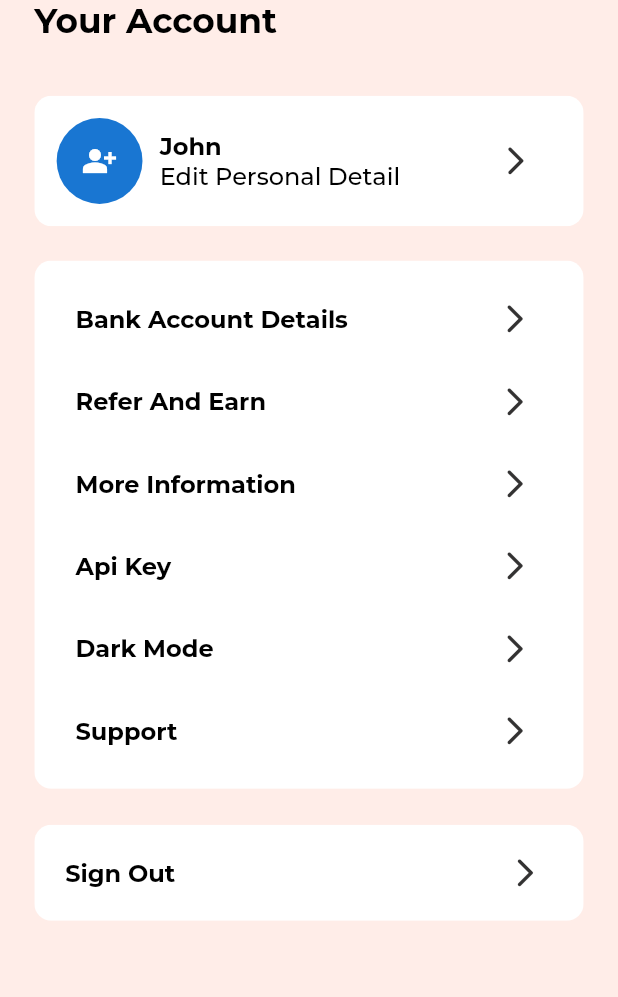
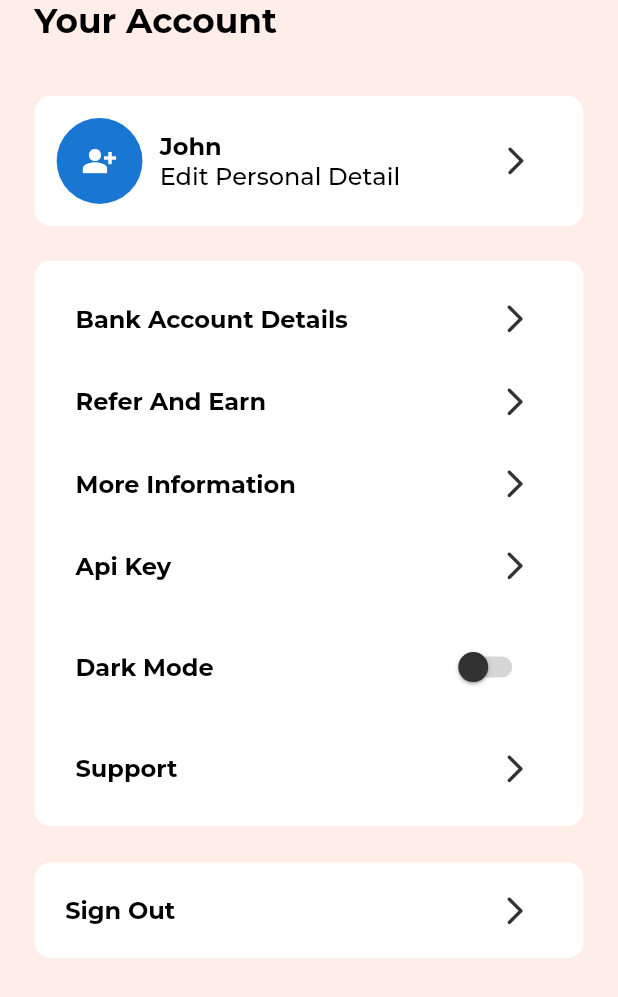
Before and after one commit to Elswag05/InstaKing, a Flutter app: the InstaProfile screen opened directly, on a phone screen of 412 x 824 dp. Shown: the top 997 px of the screen. Run offline on Flutter 3.47's test engine with Material 2 defaults, Android fonts, the phone set to English and light mode, and no system bars; drawn by our look-alikes of oktoast; our stand-ins replace dio, firebase_core, flutter_riverpod, flutter_screenutil, flutter_secure_storage, get_it and 2 more; accounts and stored records are empty; project files that could hold a hidden picture were left out.

Commit message:
ending profile UI, lol, just finished the UI

```diff
--- a/lib/presentation/views/profile/insta_profile.dart
+++ b/lib/presentation/views/profile/insta_profile.dart
@@ -1,3 +1,4 @@
+import 'package:flutter/cupertino.dart';
 import 'package:flutter/material.dart';
 import 'package:flutter_screenutil/flutter_screenutil.dart';
 import 'package:insta_king/core/constants/constants.dart';
@@ -42,8 +43,32 @@ class InstaProfile extends StatelessWidget {
                             .afmPadding(),
                         const ProfileViewModel(modelText: 'Api Key')
                             .afmPadding(),
-                        const ProfileViewModel(modelText: 'Dark Mode')
-                            .afmPadding(),
+                        Row(
+                          mainAxisAlignment: MainAxisAlignment.spaceBetween,
+                          children: [
+                            Text(
+                              'Dark Mode',
+                              style: TextStyle(
+                                fontFamily: 'Montesserat',
+                                fontSize: 14.sp,
+                                color: EnvColors.darkColor,
+                                fontWeight: FontWeight.bold,
+                              ),
+                            ),
+                            Switch(
+                              // thumb color (round icon)
+                              activeColor: EnvColors.primaryColor,
+                              activeTrackColor: EnvColors.mildLightColor,
+                              inactiveThumbColor: EnvColors.mildGrey,
+                              inactiveTrackColor: EnvColors.mildLightColor,
+                              splashRadius: 50.0,
+                              // boolean variable value
+                              value: false,
+                              // changes the state of the switch
+                              onChanged: (value) {},
+                            ).afmPadding(EdgeInsets.only(right: 6.h)),
+                          ],
+                        ).afmPadding(),
                         const ProfileViewModel(modelText: 'Support')
                             .afmPadding(),
                       ],
@@ -52,7 +77,8 @@ class InstaProfile extends StatelessWidget {
             Container(
               color: EnvColors.lightColor,
               child: const ProfileViewModel(modelText: 'Sign Out')
-                  .afmPadding(EdgeInsets.all(18.sp)),
+                  .afmPadding(EdgeInsets.all(18.sp))
+                  .afmPadding(EdgeInsets.only(right: 6.sp)),
             )
                 .afmBorderRadius(BorderRadius.circular(10.r))
                 .afmPadding(EdgeInsets.only(top: 20.h)),
```
